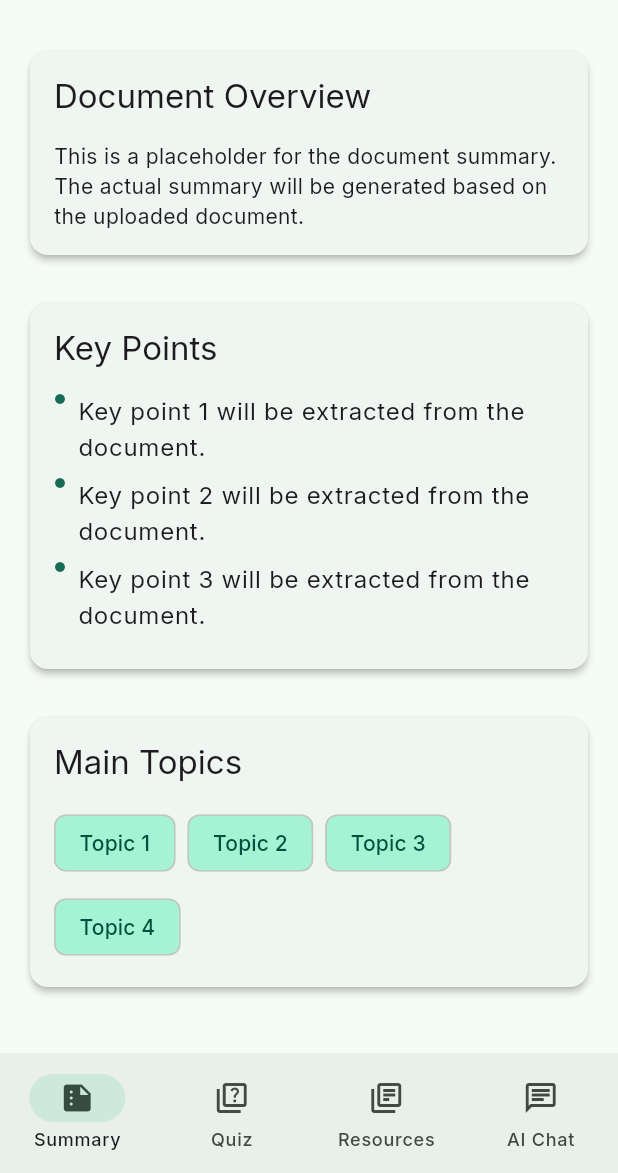
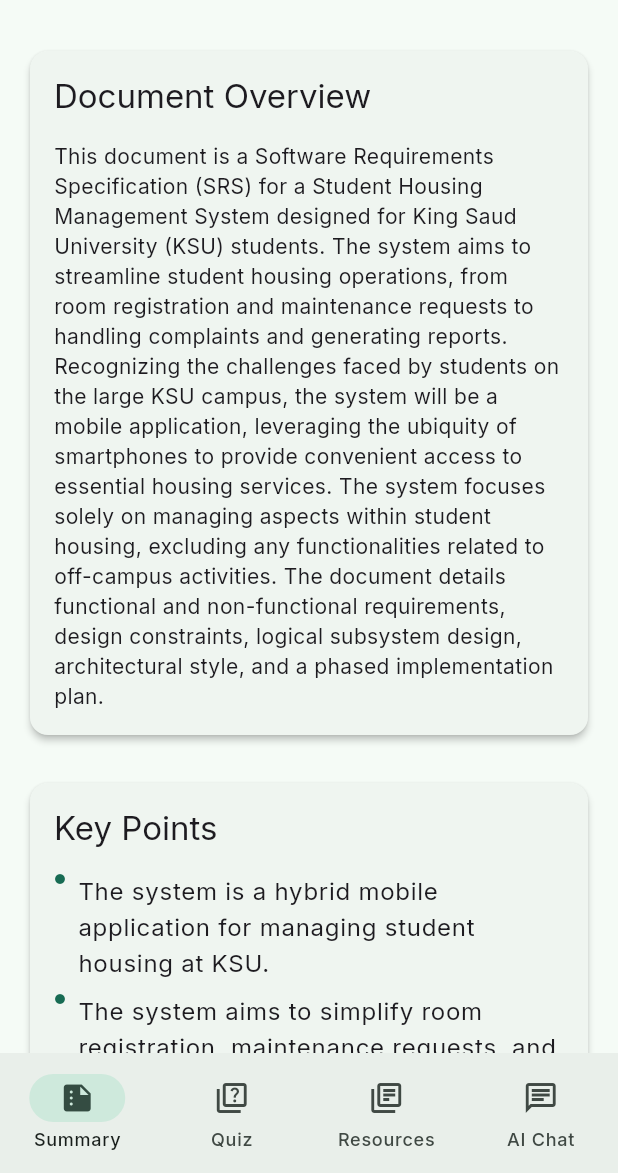
Before and after one commit to Utsav-J/ExamEdge_Edge-Your-Exams, a Flutter app: the DocumentScreen screen opened directly, on a phone screen of 412 x 824 dp, the part 63-1236 px from its top. Run offline on Flutter 3.47's test engine with Material 3 defaults, Android fonts, the phone set to English and light mode, and no system bars; our stand-ins replace file_picker, google_fonts.

Commit message:
sample output

```diff
--- /dev/null
+++ b/lib/sample_summary_output.dart
@@ -0,0 +1,26 @@
+Map<String, dynamic> output = {
+  "document_overview":
+      "This document is a Software Requirements Specification (SRS) for a Student Housing Management System designed for King Saud University (KSU) students. The system aims to streamline student housing operations, from room registration and maintenance requests to handling complaints and generating reports. Recognizing the challenges faced by students on the large KSU campus, the system will be a mobile application, leveraging the ubiquity of smartphones to provide convenient access to essential housing services. The system focuses solely on managing aspects within student housing, excluding any functionalities related to off-campus activities. The document details functional and non-functional requirements, design constraints, logical subsystem design, architectural style, and a phased implementation plan.",
+  "key_points": [
+    "The system is a hybrid mobile application for managing student housing at KSU.",
+    "The system aims to simplify room registration, maintenance requests, and complaint handling for students.",
+    "Students can log in, view room information, register for rooms, submit maintenance tickets, and file complaints.",
+    "Administrators can manage maintenance tickets, reply to complaints, and track progress.",
+    "The system must support Arabic language and accommodate 5,000 concurrent users.",
+    "The system will be accessible via smartphones through app store downloads, using university credentials for login.",
+    "A client-server architectural style was selected for flexibility and connectivity.",
+    "The system implementation is planned in three phases.",
+    "Wadhah Essam is responsible for Functional requirements, Non-functional requirements, Design constraints and Use-case diagram.",
+    "Mohammed Ghanem Alkilani is responsible for Logical subsystem design and Architectural design."
+  ],
+  "main_topics": [
+    "Scope of the Student Housing Management System",
+    "Functional Requirements for Students and Administrators",
+    "Non-functional Requirements (Performance, Language Support, Availability)",
+    "Design Constraints (Smartphone Access, University Credentials)",
+    "Logical Subsystem Design",
+    "Architectural Style (Client/Server)",
+    "Implementation Plan",
+    "Contribution"
+  ]
+};
--- a/lib/screens/document_chat_screen.dart
+++ b/lib/screens/document_chat_screen.dart
@@ -1,6 +1,6 @@
 import 'package:flutter/material.dart';
-import 'package:provider/provider.dart';
-import '../providers/chat_provider.dart';
+// import 'package:provider/provider.dart';
+// import '../providers/chat_provider.dart';
 
 class DocumentChatScreen extends StatefulWidget {
   const DocumentChatScreen({super.key});
--- a/lib/screens/document_quiz_screen.dart
+++ b/lib/screens/document_quiz_screen.dart
@@ -1,6 +1,4 @@
 import 'package:flutter/material.dart';
-import 'package:provider/provider.dart';
-import '../providers/chat_provider.dart';
 
 class DocumentQuizScreen extends StatefulWidget {
   const DocumentQuizScreen({super.key});
--- a/lib/screens/document_resources_screen.dart
+++ b/lib/screens/document_resources_screen.dart
@@ -1,6 +1,6 @@
 import 'package:flutter/material.dart';
-import 'package:provider/provider.dart';
-import '../providers/chat_provider.dart';
+// import 'package:provider/provider.dart';
+// import '../providers/chat_provider.dart';
 
 class DocumentResourcesScreen extends StatelessWidget {
   const DocumentResourcesScreen({super.key});
--- a/lib/screens/document_screen.dart
+++ b/lib/screens/document_screen.dart
@@ -1,6 +1,6 @@
 import 'package:flutter/material.dart';
-import 'package:provider/provider.dart';
-import '../providers/chat_provider.dart';
+// import 'package:provider/provider.dart';
+// import '../providers/chat_provider.dart';
 import 'document_summary_screen.dart';
 import 'document_quiz_screen.dart';
 import 'document_resources_screen.dart';
--- a/lib/screens/document_summary_screen.dart
+++ b/lib/screens/document_summary_screen.dart
@@ -1,6 +1,7 @@
 import 'package:flutter/material.dart';
-import 'package:provider/provider.dart';
-import '../providers/chat_provider.dart';
+import "package:chat_gpt_clone/sample_summary_output.dart";
+// import 'package:provider/provider.dart';
+// import '../providers/chat_provider.dart';
 
 class DocumentSummaryScreen extends StatelessWidget {
   const DocumentSummaryScreen({super.key});
@@ -22,9 +23,7 @@ class DocumentSummaryScreen extends StatelessWidget {
                   style: Theme.of(context).textTheme.titleLarge,
                 ),
                 const SizedBox(height: 16),
-                const Text(
-                  'This is a placeholder for the document summary. The actual summary will be generated based on the uploaded document.',
-                ),
+                Text(output['document_overview'].toString()),
               ],
             ),
           ),
@@ -46,7 +45,7 @@ class DocumentSummaryScreen extends StatelessWidget {
                 ListView.builder(
                   shrinkWrap: true,
                   physics: const NeverScrollableScrollPhysics(),
-                  itemCount: 3,
+                  itemCount: output['key_points'].length,
                   itemBuilder: (context, index) {
                     return Padding(
                       padding: const EdgeInsets.only(bottom: 8.0),
@@ -61,7 +60,7 @@ class DocumentSummaryScreen extends StatelessWidget {
                           const SizedBox(width: 8),
                           Expanded(
                             child: Text(
-                              'Key point ${index + 1} will be extracted from the document.',
+                              output['key_points'][index].toString(),
                               style: Theme.of(context).textTheme.bodyLarge,
                             ),
                           ),
@@ -92,9 +91,9 @@ class DocumentSummaryScreen extends StatelessWidget {
                   spacing: 8,
                   runSpacing: 8,
                   children: [
-                    for (int i = 1; i <= 4; i++)
+                    for (int i = 0; i < output['main_topics'].length; i++)
                       Chip(
-                        label: Text('Topic $i'),
+                        label: Text(output['main_topics'][i].toString()),
                         backgroundColor:
                             Theme.of(context).colorScheme.primaryContainer,
                         labelStyle: TextStyle(
--- a/lib/screens/file_upload_screen.dart
+++ b/lib/screens/file_upload_screen.dart
@@ -1,7 +1,7 @@
 import 'package:flutter/material.dart';
 import 'package:file_picker/file_picker.dart';
-import 'package:provider/provider.dart';
-import '../providers/chat_provider.dart';
+// import 'package:provider/provider.dart';
+// import '../providers/chat_provider.dart';
 import 'document_processing_screen.dart';
 
 class FileUploadScreen extends StatefulWidget {
--- a/lib/screens/home_screen.dart
+++ b/lib/screens/home_screen.dart
@@ -1,6 +1,6 @@
 import 'package:flutter/material.dart';
-import 'package:provider/provider.dart';
-import '../providers/chat_provider.dart';
+// import 'package:provider/provider.dart';
+// import '../providers/chat_provider.dart';
 import 'file_upload_screen.dart';
 import 'document_screen.dart';
 
--- a/lib/screens/main_screen.dart
+++ b/lib/screens/main_screen.dart
@@ -1,6 +1,6 @@
 import 'package:flutter/material.dart';
-import 'package:provider/provider.dart';
-import '../providers/chat_provider.dart';
+// import 'package:provider/provider.dart';
+// import '../providers/chat_provider.dart';
 import 'home_screen.dart';
 import 'profile_screen.dart';
 
--- a/lib/screens/results_screen.dart
+++ b/lib/screens/results_screen.dart
@@ -10,6 +10,7 @@ class ResultsScreen extends StatefulWidget {
 class _ResultsScreenState extends State<ResultsScreen>
     with SingleTickerProviderStateMixin {
   late TabController _tabController;
+  // ignore: unused_field
   int _selectedIndex = 0;
 
   @override
```
Also changed, not shown: lib/screens/chat_screen.dart (+0 -50 lines).
